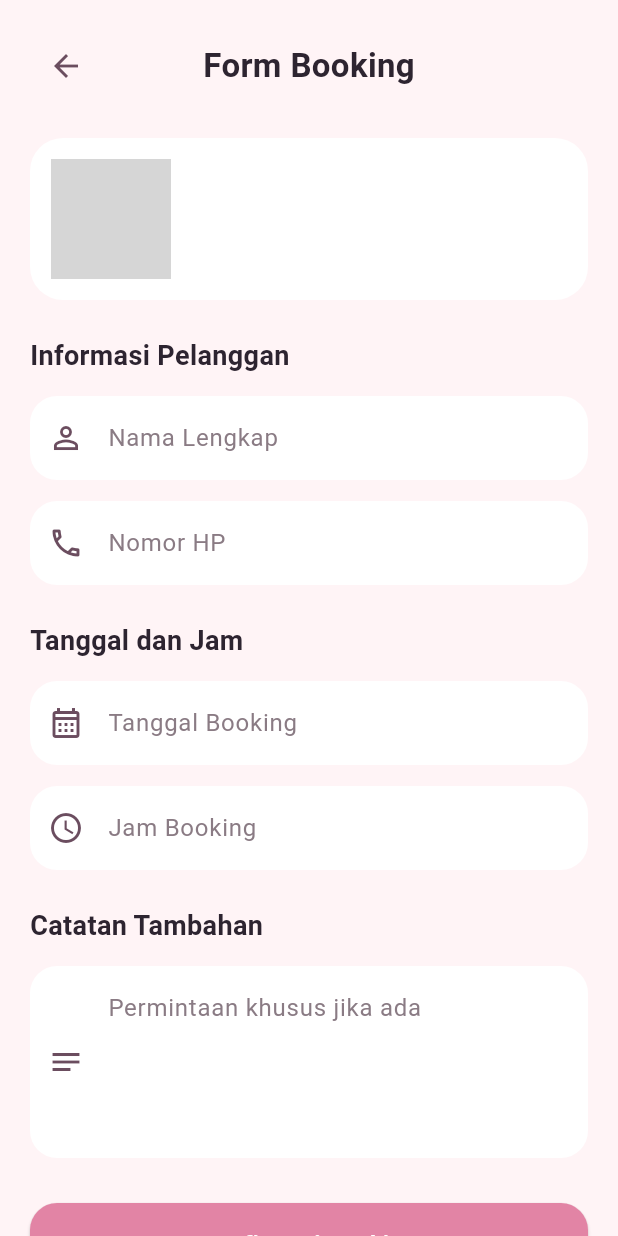
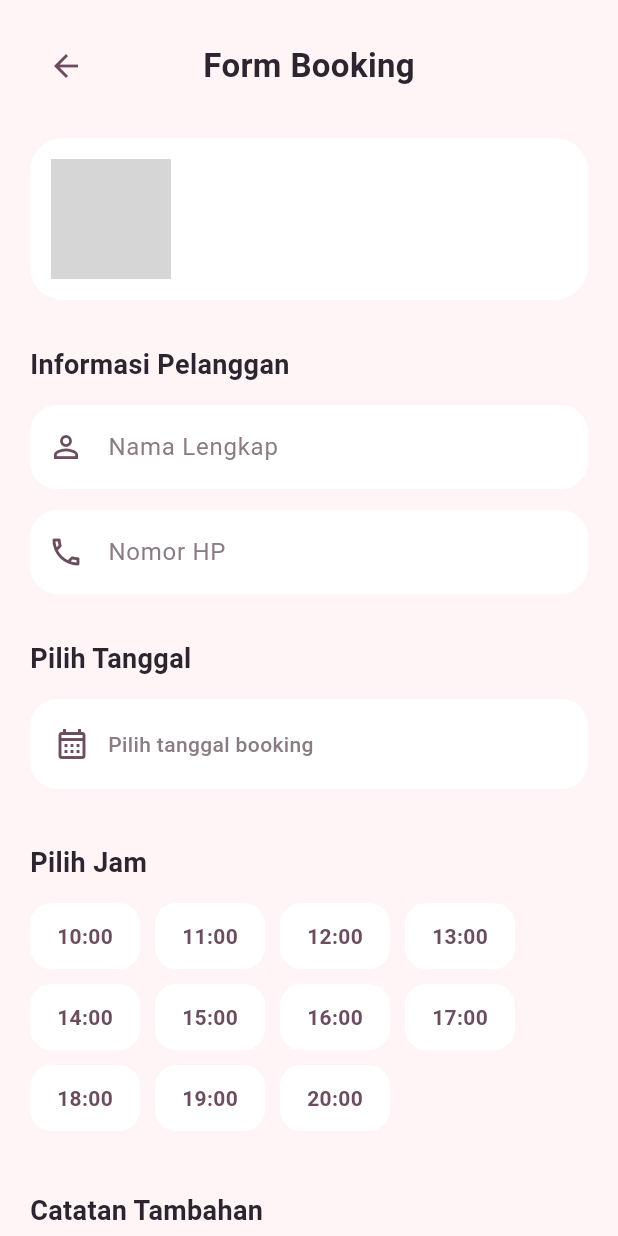
Before and after one commit to maretindah/avelis, a Flutter app: the BookingScreen screen opened directly with empty values, on a phone screen of 412 x 824 dp. Run offline on Flutter 3.47's test engine with Material 3 defaults, Android fonts, the phone set to English and light mode, and no system bars; our stand-ins replace get; grey boxes are pictures that could not be loaded.

Commit message:
mengubah gambar dari network ke asset dan menambahkan getx pada form booking

```diff
--- a/lib/main.dart
+++ b/lib/main.dart
@@ -1,5 +1,6 @@
+import 'package:avelis/screens/home_screen.dart';
 import 'package:flutter/material.dart';
-import 'screens/home_screen.dart';
+import 'package:get/get.dart';
 
 void main() {
   runApp(const AvelisApp());
@@ -10,7 +11,7 @@ class AvelisApp extends StatelessWidget {
 
   @override
   Widget build(BuildContext context) {
-    return MaterialApp(
+    return GetMaterialApp(
       title: 'Avelis',
       debugShowCheckedModeBanner: false,
       home: const HomeScreen(),
--- a/lib/screens/booking_screen.dart
+++ b/lib/screens/booking_screen.dart
@@ -1,4 +1,5 @@
 import 'package:flutter/material.dart';
+import 'package:get/get.dart';
 
 class BookingScreen extends StatefulWidget {
   final String name;
@@ -19,37 +20,188 @@ class BookingScreen extends StatefulWidget {
 class _BookingScreenState extends State<BookingScreen> {
   final formKey = GlobalKey<FormState>();
 
-  String namaLengkap = '';
-  String nomorHp = '';
-  String tanggal = '';
-  String jam = '';
-  String catatan = '';
+  final formData = <String, dynamic>{};
 
-  void submitBooking() {
-    if (formKey.currentState!.validate()) {
-      formKey.currentState!.save();
+  String selectedDate = '';
+  String selectedTime = '';
 
-      ScaffoldMessenger.of(context).showSnackBar(
-        SnackBar(
-          content: Text(
-            'Booking ${widget.name} atas nama $namaLengkap, '
-            'No HP $nomorHp, tanggal $tanggal, jam $jam. '
-            'Catatan: ${catatan.isEmpty ? 'Tidak ada catatan' : catatan}',
+  bool isDateError = false;
+  bool isTimeError = false;
+
+  Widget buildInputField({
+    required String label,
+    required IconData icon,
+    required String field,
+    required String? Function(String?) validator,
+    TextInputType keyboardType = TextInputType.text,
+    int maxLines = 1,
+  }) {
+    return TextFormField(
+      keyboardType: keyboardType,
+      maxLines: maxLines,
+
+      decoration: InputDecoration(
+        hintText: label,
+
+        prefixIcon: Icon(icon, color: const Color(0xFF6B4D5F)),
+
+        filled: true,
+        fillColor: Colors.white,
+
+        hintStyle: const TextStyle(color: Color(0xFF8A7B84)),
+
+        errorStyle: const TextStyle(
+          color: Colors.redAccent,
+          fontWeight: FontWeight.w600,
+        ),
+
+        border: OutlineInputBorder(
+          borderRadius: BorderRadius.circular(18),
+          borderSide: BorderSide.none,
+        ),
+
+        focusedBorder: OutlineInputBorder(
+          borderRadius: BorderRadius.circular(18),
+          borderSide: const BorderSide(color: Color(0xFFE284A5), width: 1.5),
+        ),
+      ),
+
+      validator: validator,
+
+      onSaved: (value) {
+        formData[field] = value;
+      },
+    );
+  }
+
+  Widget buildTimeItem(String time) {
+    final isSelected = selectedTime == time;
+
+    return GestureDetector(
+      onTap: () {
+        setState(() {
+          selectedTime = time;
+          isTimeError = false;
+        });
+      },
+
+      child: Container(
+        margin: const EdgeInsets.only(right: 10, bottom: 10),
+
+        padding: const EdgeInsets.symmetric(horizontal: 18, vertical: 12),
+
+        decoration: BoxDecoration(
+          color: isSelected ? const Color(0xFFE284A5) : Colors.white,
+
+          borderRadius: BorderRadius.circular(14),
+        ),
+
+        child: Text(
+          time,
+
+          style: TextStyle(
+            color: isSelected ? Colors.white : const Color(0xFF6B4D5F),
+
+            fontWeight: FontWeight.bold,
           ),
+        ),
+      ),
+    );
+  }
+
+  Future<void> pickDate() async {
+    DateTime now = DateTime.now();
+
+    DateTime? pickedDate = await showDatePicker(
+      context: context,
+
+      initialDate: now,
+
+      firstDate: now,
+
+      lastDate: DateTime(2030),
+    );
+
+    if (pickedDate != null) {
+      setState(() {
+        selectedDate =
+            '${pickedDate.day}/${pickedDate.month}/${pickedDate.year}';
+
+        isDateError = false;
+      });
+    }
+  }
+
+  Widget buildSubmitButton() {
+    return SizedBox(
+      height: 56,
+      width: double.infinity,
+
+      child: ElevatedButton(
+        style: ElevatedButton.styleFrom(
           backgroundColor: const Color(0xFFE284A5),
-          duration: const Duration(seconds: 5),
+
+          shape: RoundedRectangleBorder(
+            borderRadius: BorderRadius.circular(18),
+          ),
         ),
-      );
-    }
+
+        onPressed: () {
+          bool isValid = formKey.currentState!.validate();
+
+          setState(() {
+            isDateError = selectedDate.isEmpty;
+            isTimeError = selectedTime.isEmpty;
+          });
+
+          if (isValid && !isDateError && !isTimeError) {
+            formKey.currentState!.save();
+
+            Get.snackbar(
+              'Booking Berhasil',
+
+              '${widget.name} berhasil dibooking\n'
+                  'Atas nama: ${formData["name"]}\n'
+                  'Nomor HP: ${formData["phone"]}\n'
+                  'Tanggal: $selectedDate\n'
+                  'Jam: $selectedTime',
+
+              backgroundColor: const Color(0xFFE284A5),
+              colorText: Colors.white,
+
+              snackPosition: SnackPosition.BOTTOM,
+
+              margin: const EdgeInsets.all(16),
+
+              borderRadius: 16,
+
+              duration: const Duration(seconds: 4),
+            );
+          }
+        },
+
+        child: const Text(
+          'Konfirmasi Booking',
+
+          style: TextStyle(
+            color: Colors.white,
+            fontWeight: FontWeight.bold,
+            fontSize: 16,
+          ),
+        ),
+      ),
+    );
   }
 
   @override
   Widget build(BuildContext context) {
     return Scaffold(
       backgroundColor: const Color(0xFFFFF4F6),
+
       body: SafeArea(
         child: ListView(
           padding: const EdgeInsets.all(20),
+
           children: [
             Row(
               children: [
@@ -57,13 +209,17 @@ class _BookingScreenState extends State<BookingScreen> {
                   onPressed: () {
                     Navigator.pop(context);
                   },
+
                   icon: const Icon(Icons.arrow_back),
+
                   color: const Color(0xFF6B4D5F),
                 ),
+
                 const Expanded(
                   child: Center(
                     child: Text(
                       'Form Booking',
+
                       style: TextStyle(
                         fontSize: 22,
                         fontWeight: FontWeight.bold,
@@ -72,6 +228,7 @@ class _BookingScreenState extends State<BookingScreen> {
                     ),
                   ),
                 ),
+
                 const SizedBox(width: 48),
               ],
             ),
@@ -80,37 +237,49 @@ class _BookingScreenState extends State<BookingScreen> {
 
             Container(
               padding: const EdgeInsets.all(14),
+
               decoration: BoxDecoration(
                 color: Colors.white,
                 borderRadius: BorderRadius.circular(22),
               ),
+
               child: Row(
                 children: [
                   ClipRRect(
                     borderRadius: BorderRadius.circular(16),
-                    child: Image.network(
+
+                    child: Image.asset(
                       widget.image,
+
                       height: 80,
                       width: 80,
+
                       fit: BoxFit.cover,
                     ),
                   ),
+
                   const SizedBox(width: 14),
+
                   Expanded(
                     child: Column(
                       crossAxisAlignment: CrossAxisAlignment.start,
+
                       children: [
                         Text(
                           widget.name,
+
                           style: const TextStyle(
                             fontSize: 18,
                             fontWeight: FontWeight.bold,
                             color: Color(0xFF2D2430),
                           ),
                         ),
+
                         const SizedBox(height: 6),
+
                         Text(
                           widget.price,
+
                           style: const TextStyle(
                             fontSize: 16,
                             fontWeight: FontWeight.bold,
@@ -124,15 +293,18 @@ class _BookingScreenState extends State<BookingScreen> {
               ),
             ),
 
-            const SizedBox(height: 24),
+            const SizedBox(height: 30),
 
             Form(
               key: formKey,
+
               child: Column(
                 crossAxisAlignment: CrossAxisAlignment.start,
+
                 children: [
                   const Text(
                     'Informasi Pelanggan',
+
                     style: TextStyle(
                       fontSize: 18,
                       fontWeight: FontWeight.bold,
@@ -142,46 +314,47 @@ class _BookingScreenState extends State<BookingScreen> {
 
                   const SizedBox(height: 14),
 
-                  CustomInputField(
+                  buildInputField(
                     label: 'Nama Lengkap',
                     icon: Icons.person_outline,
-                    onSaved: (value) {
-                      namaLengkap = value ?? '';
-                    },
+                    field: 'name',
+
                     validator: (value) {
                       if (value == null || value.isEmpty) {
-                        return 'Nama lengkap tidak boleh kosong';
+                        return 'Nama lengkap wajib diisi';
                       }
+
                       return null;
                     },
                   ),
 
                   const SizedBox(height: 14),
 
-                  CustomInputField(
+                  buildInputField(
                     label: 'Nomor HP',
                     icon: Icons.phone_outlined,
+                    field: 'phone',
+
                     keyboardType: TextInputType.phone,
-                    onSaved: (value) {
-                      nomorHp = value ?? '';
-                    },
+
                     validator: (value) {
                       if (value == null || value.isEmpty) {
-                        return 'Nomor HP tidak boleh kosong';
+                        return 'Nomor HP wajib diisi';
                       }
 
-                      if (value.length < 10) {
-                        return 'Nomor HP minimal 10 digit';
+                      if (!RegExp(r'^08[0-9]{8,11}$').hasMatch(value)) {
+                        return 'Format nomor HP tidak valid';
                       }
 
                       return null;
                     },
                   ),
 
-                  const SizedBox(height: 24),
+                  const SizedBox(height: 30),
 
                   const Text(
-                    'Tanggal dan Jam',
+                    'Pilih Tanggal',
+
                     style: TextStyle(
                       fontSize: 18,
                       fontWeight: FontWeight.bold,
@@ -191,40 +364,68 @@ class _BookingScreenState extends State<BookingScreen> {
 
                   const SizedBox(height: 14),
 
-                  CustomInputField(
-                    label: 'Tanggal Booking',
-                    icon: Icons.calendar_month_outlined,
-                    onSaved: (value) {
-                      tanggal = value ?? '';
-                    },
-                    validator: (value) {
-                      if (value == null || value.isEmpty) {
-                        return 'Tanggal booking wajib diisi';
-                      }
-                      return null;
-                    },
+                  GestureDetector(
+                    onTap: pickDate,
+
+                    child: Container(
+                      padding: const EdgeInsets.symmetric(
+                        horizontal: 16,
+                        vertical: 18,
+                      ),
+
+                      decoration: BoxDecoration(
+                        color: Colors.white,
+                        borderRadius: BorderRadius.circular(18),
+                      ),
+
+                      child: Row(
+                        children: [
+                          const Icon(
+                            Icons.calendar_month_outlined,
+                            color: Color(0xFF6B4D5F),
+                          ),
+
+                          const SizedBox(width: 12),
+
+                          Text(
+                            selectedDate.isEmpty
+                                ? 'Pilih tanggal booking'
+                                : selectedDate,
+
+                            style: TextStyle(
+                              color: selectedDate.isEmpty
+                                  ? const Color(0xFF8A7B84)
+                                  : const Color(0xFF2D2430),
+
+                              fontWeight: FontWeight.w500,
+                            ),
+                          ),
+                        ],
+                      ),
+                    ),
                   ),
 
-                  const SizedBox(height: 14),
+                  const SizedBox(height: 6),
 
-                  CustomInputField(
-                    label: 'Jam Booking',
-                    icon: Icons.access_time,
-                    onSaved: (value) {
-                      jam = value ?? '';
-                    },
-                    validator: (value) {
-                      if (value == null || value.isEmpty) {
-                        return 'Jam booking wajib diisi';
-                      }
-                      return null;
-                    },
-                  ),
+                  if (isDateError)
+                    const Padding(
+                      padding: EdgeInsets.only(left: 12),
+                      child: Text(
+                        'Tanggal booking wajib dipilih',
 
-                  const SizedBox(height: 24),
+                        style: TextStyle(
+                          color: Colors.redAccent,
+                          fontSize: 12,
+                          fontWeight: FontWeight.w600,
+                        ),
+                      ),
+                    ),
+
+                  const SizedBox(height: 30),
 
                   const Text(
-                    'Catatan Tambahan',
+                    'Pilih Jam',
+
                     style: TextStyle(
                       fontSize: 18,
                       fontWeight: FontWeight.bold,
@@ -234,41 +435,68 @@ class _BookingScreenState extends State<BookingScreen> {
 
                   const SizedBox(height: 14),
 
-                  CustomInputField(
+                  Wrap(
+                    children: [
+                      buildTimeItem('10:00'),
+                      buildTimeItem('11:00'),
+                      buildTimeItem('12:00'),
+                      buildTimeItem('13:00'),
+                      buildTimeItem('14:00'),
+                      buildTimeItem('15:00'),
+                      buildTimeItem('16:00'),
+                      buildTimeItem('17:00'),
+                      buildTimeItem('18:00'),
+                      buildTimeItem('19:00'),
+                      buildTimeItem('20:00'),
+                    ],
+                  ),
+
+                  if (isTimeError)
+                    const Padding(
+                      padding: EdgeInsets.only(left: 12, top: 4),
+                      child: Text(
+                        'Jam booking wajib dipilih',
+
+                        style: TextStyle(
+                          color: Colors.redAccent,
+                          fontSize: 12,
+                          fontWeight: FontWeight.w600,
+                        ),
+                      ),
+                    ),
+
+                  const SizedBox(height: 30),
+
+                  const Text(
+                    'Catatan Tambahan',
+
+                    style: TextStyle(
+                      fontSize: 18,
+                      fontWeight: FontWeight.bold,
+                      color: Color(0xFF2D2430),
+                    ),
+                  ),
+
+                  const SizedBox(height: 14),
+
+                  buildInputField(
                     label: 'Permintaan khusus jika ada',
                     icon: Icons.notes_outlined,
+                    field: 'notes',
                     maxLines: 4,
-                    onSaved: (value) {
-                      catatan = value ?? '';
-                    },
+
                     validator: (value) {
+                      if (value == null) {
+                        return 'Field tidak valid';
+                      }
+
                       return null;
                     },
                   ),
 
                   const SizedBox(height: 30),
 
-                  SizedBox(
-                    height: 56,
-                    width: double.infinity,
-                    child: ElevatedButton(
-                      onPressed: submitBooking,
-                      style: ElevatedButton.styleFrom(
-                        backgroundColor: const Color(0xFFE284A5),
-                        shape: RoundedRectangleBorder(
-                          borderRadius: BorderRadius.circular(18),
-                        ),
-                      ),
-                      child: const Text(
-                        'Konfirmasi Booking',
-                        style: TextStyle(
-                          color: Colors.white,
-                          fontWeight: FontWeight.bold,
-                          fontSize: 16,
-                        ),
-                      ),
-                    ),
-                  ),
+                  buildSubmitButton(),
                 ],
               ),
             ),
@@ -278,51 +506,3 @@ class _BookingScreenState extends State<BookingScreen> {
     );
   }
 }
-
-class CustomInputField extends StatelessWidget {
-  final String label;
-  final IconData icon;
-  final TextInputType keyboardType;
-  final int maxLines;
-  final String? Function(String?) validator;
-  final void Function(String?) onSaved;
-
-  const CustomInputField({
-    super.key,
-    required this.label,
-    required this.icon,
-    required this.validator,
-    required this.onSaved,
-    this.keyboardType = TextInputType.text,
-    this.maxLines = 1,
-  });
-
-  @override
-  Widget build(BuildContext context) {
-    return TextFormField(
-      keyboardType: keyboardType,
-      maxLines: maxLines,
-      validator: validator,
-      onSaved: onSaved,
-      decoration: InputDecoration(
-        prefixIcon: Icon(icon, color: const Color(0xFF6B4D5F)),
-        hintText: label,
-        filled: true,
-        fillColor: Colors.white,
-        hintStyle: const TextStyle(color: Color(0xFF8A7B84)),
-        errorStyle: const TextStyle(
-          color: Color(0xFFE284A5),
-          fontWeight: FontWeight.w600,
-        ),
-        border: OutlineInputBorder(
-          borderRadius: BorderRadius.circular(18),
-          borderSide: BorderSide.none,
-        ),
-        focusedBorder: OutlineInputBorder(
-          borderRadius: BorderRadius.circular(18),
-          borderSide: const BorderSide(color: Color(0xFFE284A5), width: 1.5),
-        ),
-      ),
-    );
-  }
-}
--- a/lib/screens/detail_screen.dart
+++ b/lib/screens/detail_screen.dart
@@ -57,7 +57,7 @@ class DetailScreen extends StatelessWidget {
 
             ClipRRect(
               borderRadius: BorderRadius.circular(28),
-              child: Image.network(
+              child: Image.asset(
                 image,
                 height: 340,
                 width: double.infinity,
```
Also changed, not shown: lib/screens/home_screen.dart (+44 -35 lines), pubspec.yaml (+4 -4 lines), assets/images/french-chic.jpg (added), assets/images/galaxy.jpg (added), assets/images/kilau-aurora.jpg (added), assets/images/nude-elegan.png (added), assets/images/pink-blossom.jpg (added), assets/images/pink-manis.jpg (added), pubspec.lock.
